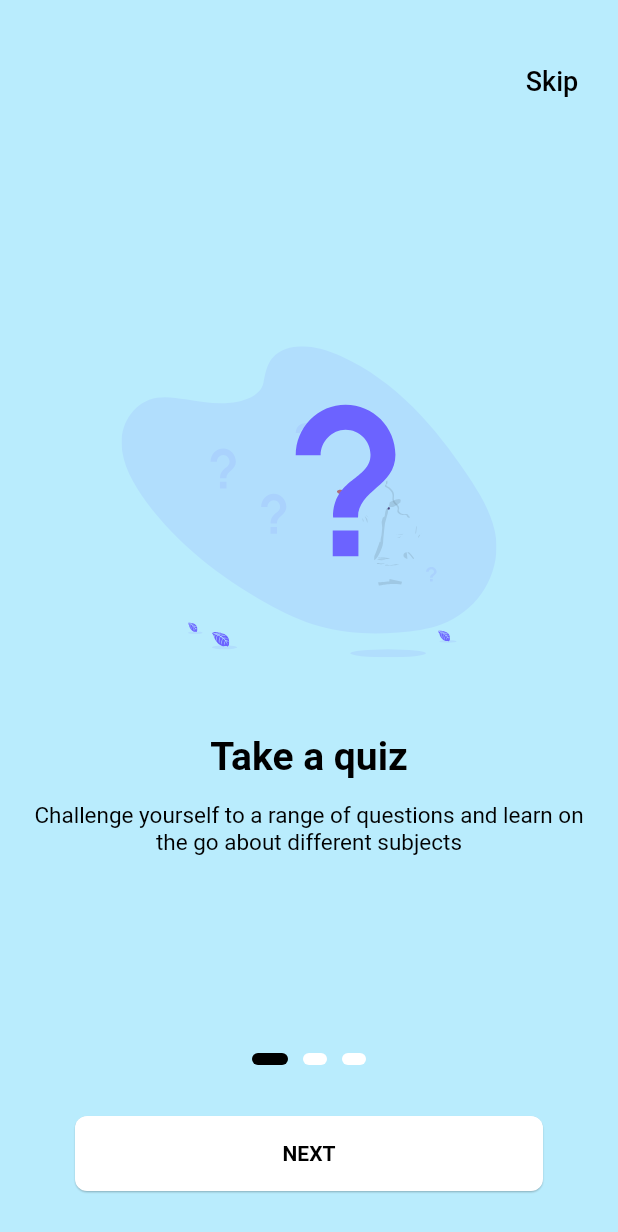
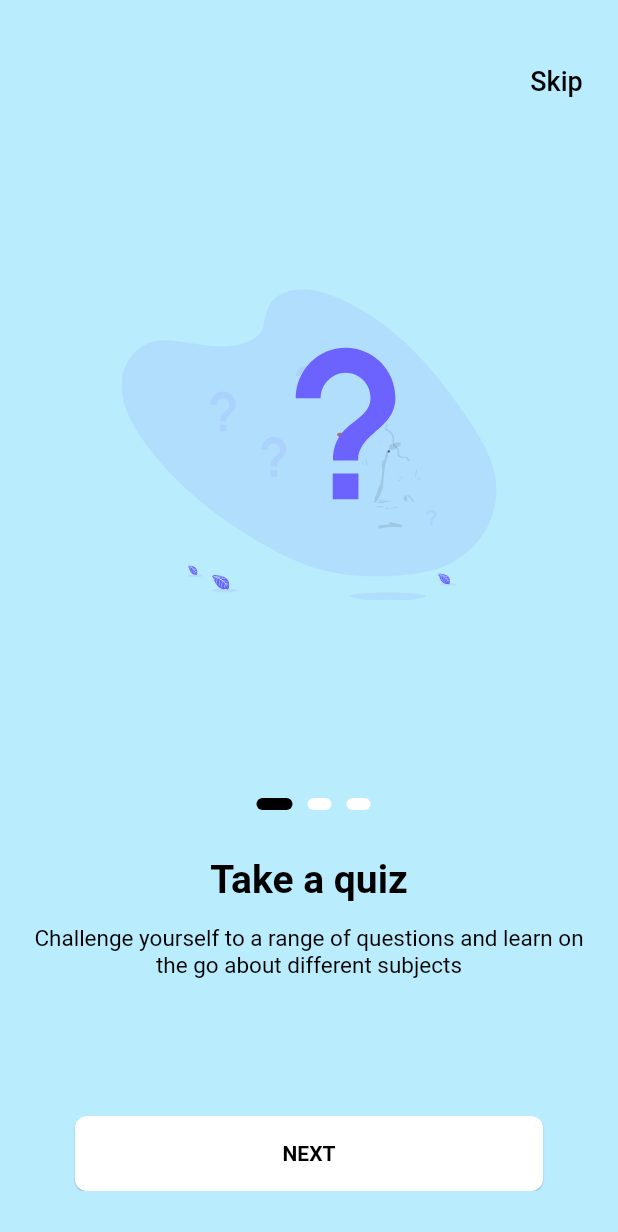
Before and after one commit to timilehinjegede/tour-de-quiz, a Flutter app: the screen it shows after launch, on a phone screen of 412 x 824 dp. Shown: the top 1232 px of the screen. Run offline on Flutter 3.47's test engine with Material 2 defaults, Android fonts, the phone set to English and light mode, and no system bars; our stand-ins replace flutter_svg; Roboto replaces fonts that are missing (CM Sans Serif).

Commit message:
Fixed the Issue

```diff
--- a/lib/main.dart
+++ b/lib/main.dart
@@ -65,10 +65,11 @@ class _OnBoardingScreenState extends State<OnBoardingScreen> {
                 : _currentPage == 2 ? _colorList[2] : null,
         child: Padding(
           padding: EdgeInsets.symmetric(vertical: 30.0),
-          child: Column(
-//            crossAxisAlignment: CrossAxisAlignment.stretch,
+          child: Stack(
             children: <Widget>[
-              Container(
+              Positioned(
+                left: MediaQuery.of(context).size.width - 85,
+                child: Container(
                   alignment: Alignment.centerRight,
                   child: FlatButton(
                     onPressed: () {},
@@ -81,8 +82,9 @@ class _OnBoardingScreenState extends State<OnBoardingScreen> {
                     ),
                   ),
                 ),
+              ),
               Container(
-                height: MediaQuery.of(context).size.height - 200,
+                height: MediaQuery.of(context).size.height,
                 child: PageView(
                   controller: _pageController,
                   onPageChanged: (int page) {
@@ -97,13 +99,16 @@ class _OnBoardingScreenState extends State<OnBoardingScreen> {
                   ],
                 ),
               ),
-              Row(
+              Positioned(
+                top: MediaQuery.of(context).size.height/2 + 90,
+                left: MediaQuery.of(context).size.width/2 - 40,
+                child: Row(
                   mainAxisAlignment: MainAxisAlignment.center,
                   children: _buildPageIndicator(),
                 ),
+              ),
               _currentPage != _numPages - 1
-                  ? Expanded(
-                      child: Align(
+                  ? Align(
                       alignment: FractionalOffset.bottomCenter,
                       child: GestureDetector(
                         onTap: () {
@@ -127,11 +132,9 @@ class _OnBoardingScreenState extends State<OnBoardingScreen> {
                             ),
                           ),
                         ),
-                          )),
-                    )
+                      ))
                   : _currentPage == _numPages - 1
-                      ? Expanded(
-                          child: Align(
+                      ? Align(
                         alignment: FractionalOffset.bottomCenter,
                         child: Material(
                           elevation: 0.5,
@@ -148,7 +151,6 @@ class _OnBoardingScreenState extends State<OnBoardingScreen> {
                             ),
                           ),
                         ),
-                          ),
                       )
                       : Text(''),
             ],
--- a/lib/onboarding/compete.dart
+++ b/lib/onboarding/compete.dart
@@ -14,7 +14,7 @@ Widget competeWidget() {
           height: 250,
           width: 250,
         ),
-        SizedBox(height: 30.0),
+        SizedBox(height: 150.0),
         Text(
           'Compete with peers',
           style: kTitleStyle,
--- a/lib/onboarding/contribute.dart
+++ b/lib/onboarding/contribute.dart
@@ -14,7 +14,7 @@ Widget contributeWidget() {
           height: 250,
           width: 250,
         ),
-        SizedBox(height: 30.0),
+        SizedBox(height: 150.0),
         Text(
           'Contribute Questions',
           style: kTitleStyle,
--- a/lib/onboarding/take.dart
+++ b/lib/onboarding/take.dart
@@ -14,7 +14,7 @@ Widget takeWidget() {
           height: 250,
           width: 250,
         ),
-        SizedBox(height: 30.0),
+        SizedBox(height: 150.0),
         Text(
           'Take a quiz',
           style: kTitleStyle,
```
Lines whose indentation alone changed are shown as unchanged.
